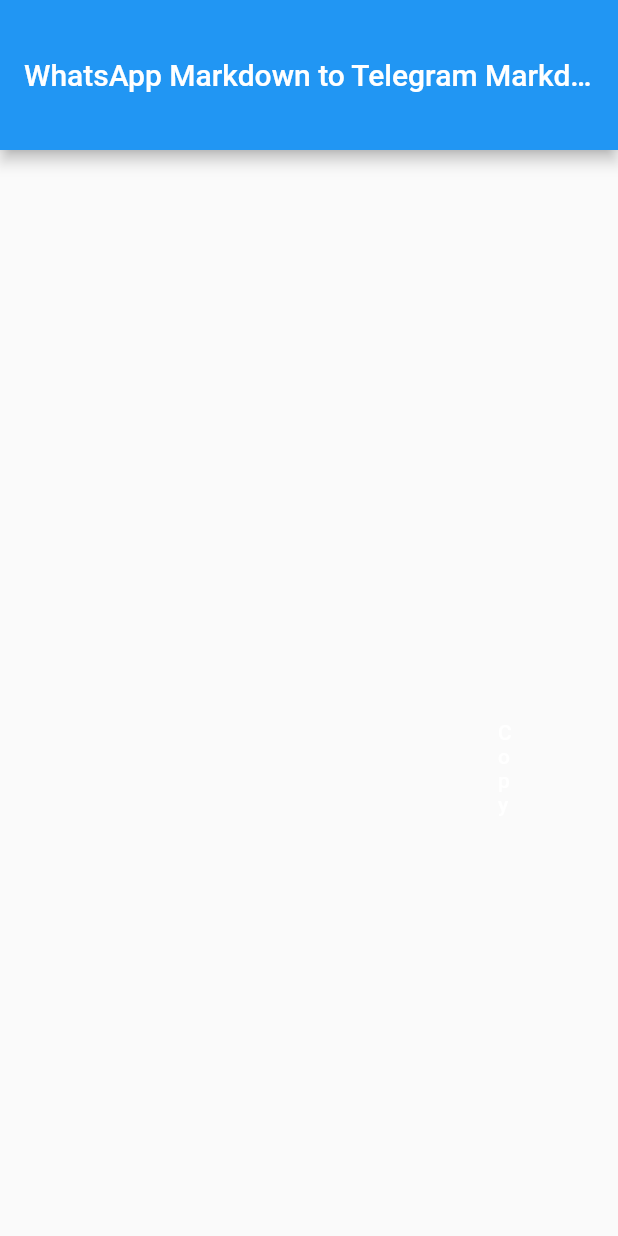
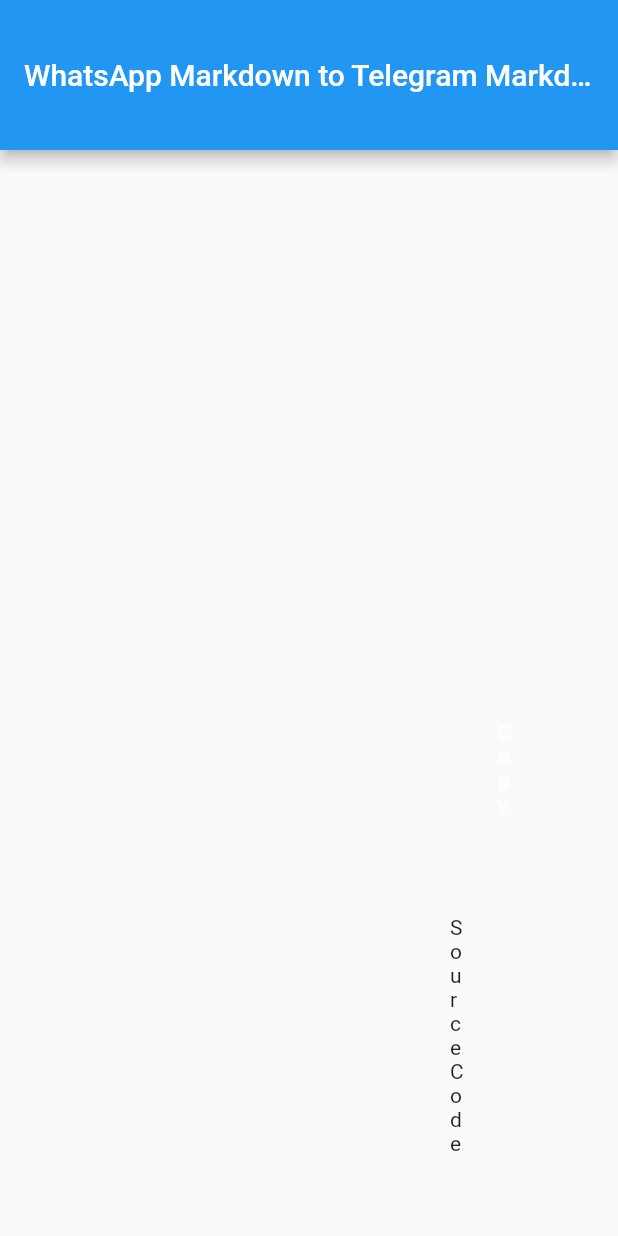
Before and after one commit to ftharyanto/wa2telegram, a Flutter app: the screen it shows after launch, on a phone screen of 412 x 824 dp. Run offline on Flutter 3.47's test engine with Material 2 defaults, Android fonts, the phone set to English and light mode, and no system bars.

Commit message:
add url to source code

```diff
--- a/lib/main.dart
+++ b/lib/main.dart
@@ -1,5 +1,6 @@
 import 'package:flutter/material.dart';
 import 'package:flutter/services.dart';
+import 'package:url_launcher/url_launcher.dart';
 
 void main() {
   runApp(MyApp());
@@ -92,6 +93,14 @@
                   child: Text('Copy'),
                 ),
               ),
+              Container(
+                padding: EdgeInsets.fromLTRB(0, 50, 0, 0),
+                child: InkWell(
+                  child: Text('Source Code'),
+                  onTap: () =>
+                      launch('https://github.com/ftharyanto/wa2telegram'),
+                ),
+              ),
             ],
           ),
         ),
--- a/pubspec.yaml
+++ b/pubspec.yaml
@@ -24,6 +24,7 @@
   flutter:
     sdk: flutter
   cupertino_icons: ^1.0.2
+  url_launcher: ^6.0.7
 
 dev_dependencies:
   flutter_test:
```
Also changed, not shown: pubspec.lock, 5 other files.
